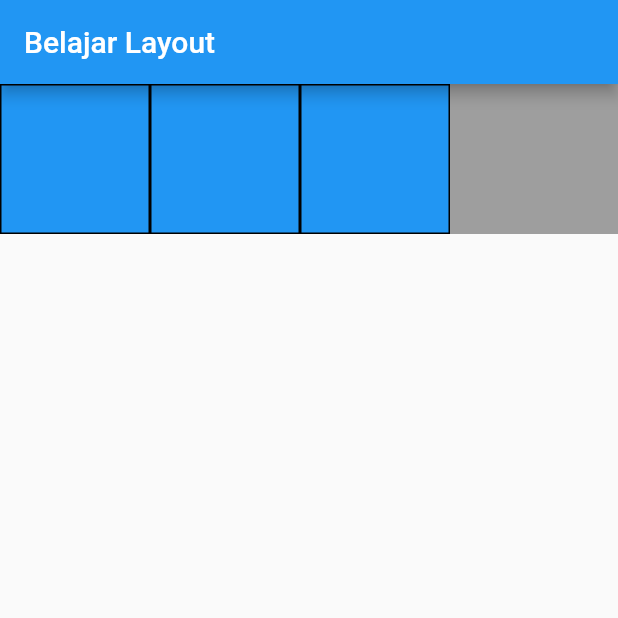
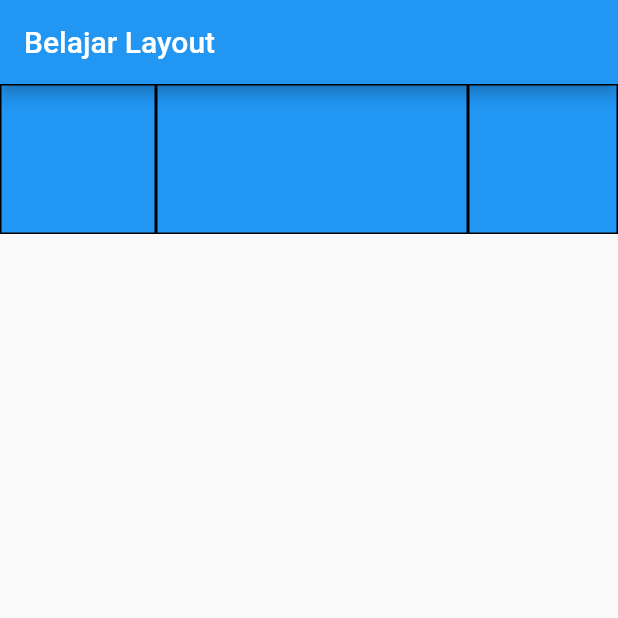
Before and after one commit to siubie/flutter_layout, a Flutter app: the screen it shows after launch, on a phone screen of 412 x 824 dp, the top half of it. Run offline on Flutter 3.47's test engine with Material 2 defaults, Android fonts, the phone set to English and light mode, and no system bars.

Commit message:
Materi Flexible

```diff
--- a/lib/main.dart
+++ b/lib/main.dart
@@ -23,8 +23,16 @@ class Layout extends StatelessWidget {
           color: Colors.grey,
           child: Row(
             children: [
-              BlueBox(),
-              BlueBox(),
+              Flexible(
+                fit: FlexFit.tight,
+                flex: 1,
+                child: BlueBox(),
+              ),
+              Flexible(
+                fit: FlexFit.tight,
+                flex: 2,
+                child: BlueBox(),
+              ),
               BlueBox(),
             ],
           ),
```
